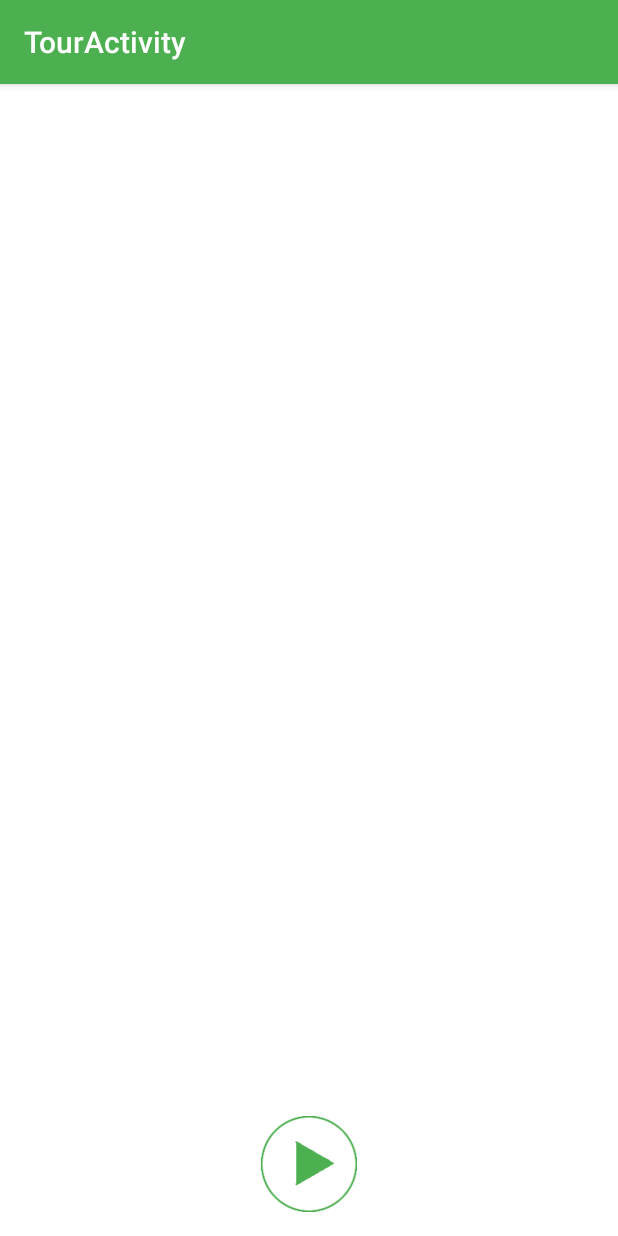
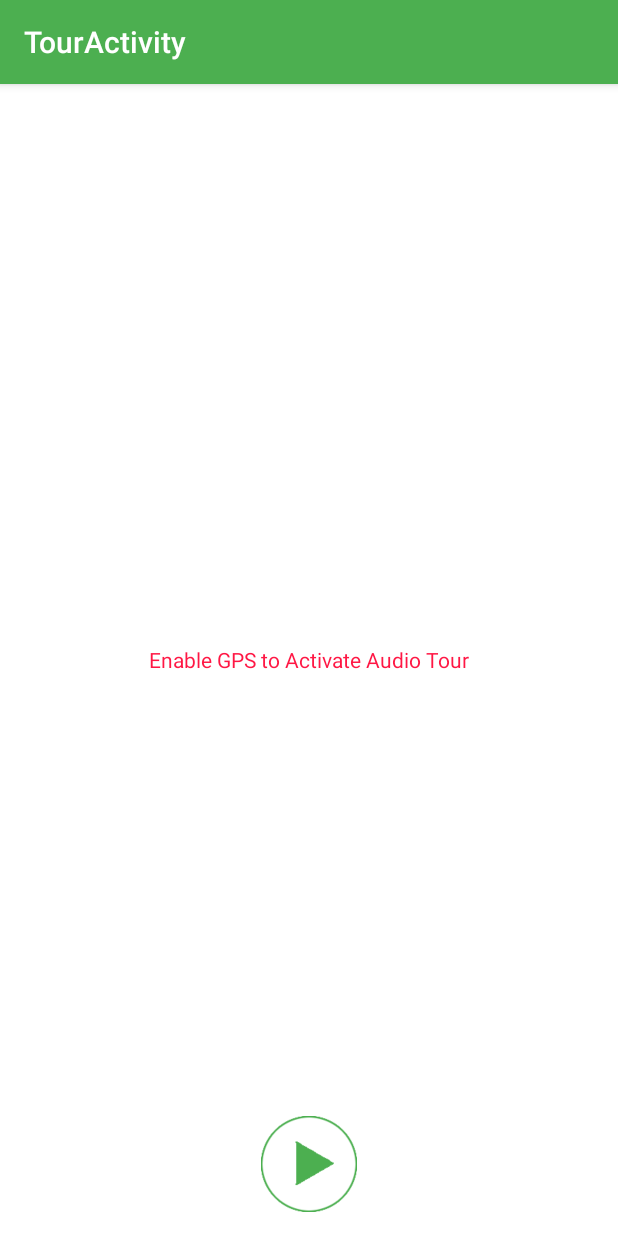
Before and after one commit to davidbzhao/Anacostia-Park-App, an Android app: the TourActivity screen opened directly, with no data from a screen before it, on a phone screen of 412 x 824 dp. Run offline under Robolectric (Android 15) with nearby library versions, the phone set to English and light mode, and no system bars; 2 statements that could not run were skipped.

Commit message:
Added an enable GPS message text view

```diff
--- a/app/src/main/java/com/sssnowy/anacostiaparkapp/TourActivity.java
+++ b/app/src/main/java/com/sssnowy/anacostiaparkapp/TourActivity.java
@@ -14,11 +14,13 @@ import android.os.Build;
 import android.os.Bundle;
 import android.os.Handler;
 import android.os.IBinder;
+import android.provider.Settings;
 import android.support.v4.content.ContextCompat;
 import android.util.Log;
 import android.view.Gravity;
 import android.view.MotionEvent;
 import android.view.View;
+import android.widget.Button;
 import android.widget.ImageButton;
 import android.widget.LinearLayout;
 import android.widget.ScrollView;
@@ -34,6 +36,7 @@ import java.util.TreeMap;
 public class TourActivity extends Activity {
     private static final int NUMBER_OF_ZONES = 3;
     private boolean serviceBound = false;
+    private TextView enableGPSTextView;
     private Handler audioHandler;
     private ImageButton playButton;
     private int currentZone = -1;
@@ -78,6 +81,7 @@ public class TourActivity extends Activity {
         //initialize
         polygons = getPolygons();
         playButton = (ImageButton) findViewById(R.id.playButton);
+        enableGPSTextView = (TextView) findViewById(R.id.enableGPSTextView);
         linearLayoutTranscript = (LinearLayout) findViewById(R.id.linearLayoutTranscript);
         scrollViewTranscript = (ScrollView) findViewById(R.id.scrollViewTranscript);
         audioHandler = new Handler();
@@ -164,11 +168,13 @@ public class TourActivity extends Activity {
 
             @Override
             public void onProviderEnabled(String provider) {
+                enableGPSTextView.setVisibility(View.INVISIBLE);
                 Toast.makeText(TourActivity.this, "on", Toast.LENGTH_SHORT).show();
             }
 
             @Override
             public void onProviderDisabled(String provider) {
+                enableGPSTextView.setVisibility(View.VISIBLE);
                 Toast.makeText(TourActivity.this, "off", Toast.LENGTH_SHORT).show();
             }
         };
@@ -209,20 +215,20 @@ public class TourActivity extends Activity {
         scrollViewTranscript.setOnTouchListener(new View.OnTouchListener() {
             @Override
             public boolean onTouch(View v, MotionEvent event) {
-                if(event.getAction() == MotionEvent.ACTION_UP){
-                    Log.e("UserAction","Scroll View Touched ACTION_UP");
+                if (event.getAction() == MotionEvent.ACTION_UP) {
+                    Log.e("UserAction", "Scroll View Touched ACTION_UP");
                     Log.e("mylogs", "ACTION_UP");
                     new Handler().postDelayed(new Runnable() {
                         @Override
                         public void run() {
                             scrollingInt -= 1;
-                            if(scrollingInt < 0){
-                                Log.e("mylogs","WOAHWOAHWOAH!!!! That ain't right");
+                            if (scrollingInt < 0) {
+                                Log.e("mylogs", "WOAHWOAHWOAH!!!! That ain't right");
                             }
                         }
                     }, 1000);
-                } else if(event.getAction() == MotionEvent.ACTION_DOWN){
-                    Log.e("UserAction","Scroll View Touched ACTION_DOWN");
+                } else if (event.getAction() == MotionEvent.ACTION_DOWN) {
+                    Log.e("UserAction", "Scroll View Touched ACTION_DOWN");
                     Log.e("mylogs", "ACTION_DOWN");
                     scrollingInt += 1;
                 }
--- a/app/src/main/res/layout/content_tour.xml
+++ b/app/src/main/res/layout/content_tour.xml
@@ -40,4 +40,13 @@
             android:gravity="center_horizontal" />
     </ScrollView>
 
+    <TextView
+        android:layout_width="wrap_content"
+        android:layout_height="wrap_content"
+        android:id="@+id/enableGPSTextView"
+        android:text="Enable GPS to Activate Audio Tour"
+        android:layout_centerVertical="true"
+        android:layout_centerHorizontal="true"
+        android:textColor="@color/colorAccent"/>
+
 </RelativeLayout>
```
